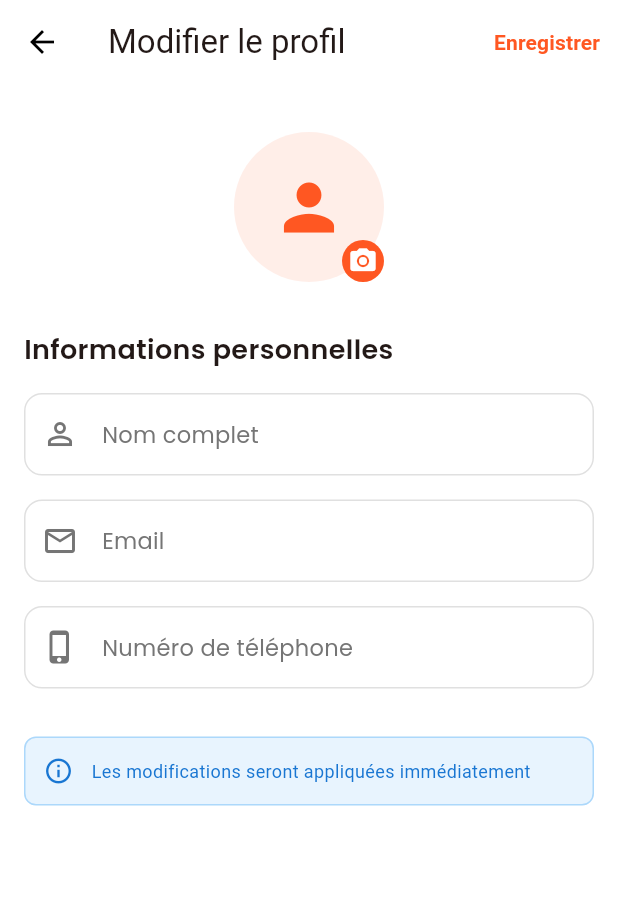
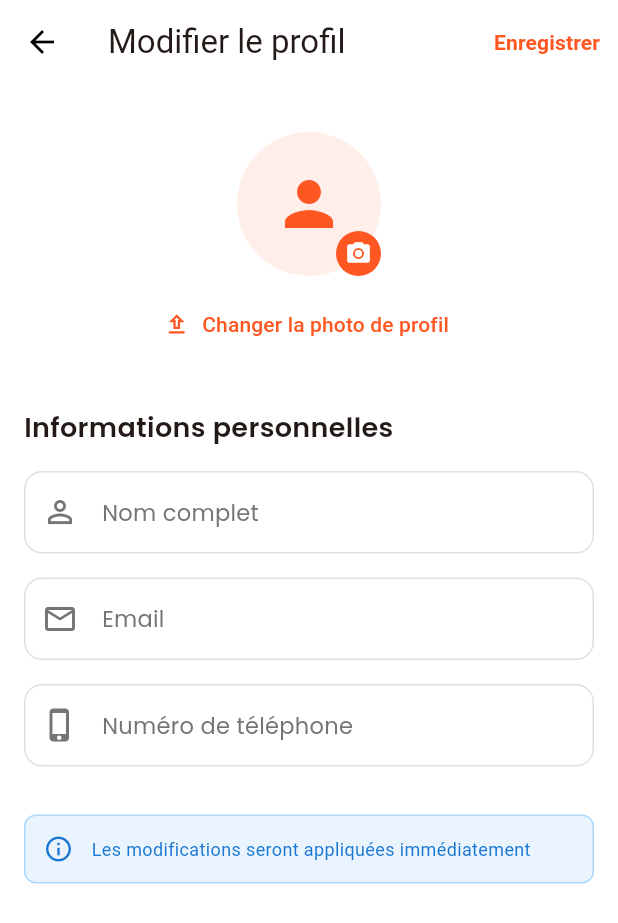
Before and after one commit to villeg300/smart_shop, a Flutter app: the EditProfileScreen screen opened directly, on a phone screen of 412 x 824 dp. Shown: the top 923 px of the screen. Run offline on Flutter 3.47's test engine with Material 3 defaults, Android fonts, the phone set to English and light mode, and no system bars; our stand-ins replace get, get_storage, google_fonts, image_picker, share_plus; accounts and stored records are empty; network calls fail.

Commit message:
feat: add reusable avatar upload in signup and profile edit

```diff
--- a/lib/controllers/auth_controller.dart
+++ b/lib/controllers/auth_controller.dart
@@ -56,6 +56,7 @@ class AuthController extends GetxController {
     required String fullName,
     required String email,
     required String password,
+    String? avatarPath,
   }) async {
     try {
       _isLoading.value = true;
@@ -65,6 +66,7 @@ class AuthController extends GetxController {
         fullName: fullName,
         email: email,
         password: password,
+        avatarPath: avatarPath,
       );
 
       _currentUser.value = loginResponse.user;
@@ -146,6 +148,7 @@ class AuthController extends GetxController {
     String? fullName,
     String? email,
     String? phoneNumber,
+    String? avatarPath,
   }) async {
     try {
       _isLoading.value = true;
@@ -154,6 +157,7 @@ class AuthController extends GetxController {
         fullName: fullName,
         email: email,
         phoneNumber: phoneNumber,
+        avatarPath: avatarPath,
       );
 
       _currentUser.value = updatedUser;
--- a/lib/view/edit_profile_screen.dart
+++ b/lib/view/edit_profile_screen.dart
@@ -3,6 +3,7 @@ import 'package:get/get.dart';
 import 'package:smart_shop/controllers/auth_controller.dart';
 import 'package:smart_shop/utils/app_responsive.dart';
 import 'package:smart_shop/utils/app_textstyles.dart';
+import 'package:smart_shop/view/widgets/avatar_upload_field.dart';
 import 'package:smart_shop/view/widgets/costom_textfield.dart';
 
 class EditProfileScreen extends StatefulWidget {
@@ -20,6 +21,9 @@ class _EditProfileScreenState extends State<EditProfileScreen> {
   late final TextEditingController _emailController;
   late final TextEditingController _phoneController;
 
+  String? _avatarPath;
+  String? _avatarUrl;
+
   @override
   void initState() {
     super.initState();
@@ -27,6 +31,7 @@ class _EditProfileScreenState extends State<EditProfileScreen> {
     _fullNameController = TextEditingController(text: user?.fullName ?? '');
     _emailController = TextEditingController(text: user?.email ?? '');
     _phoneController = TextEditingController(text: user?.phoneNumber ?? '');
+    _avatarUrl = user?.avatar;
   }
 
   @override
@@ -44,6 +49,7 @@ class _EditProfileScreenState extends State<EditProfileScreen> {
       fullName: _fullNameController.text.trim(),
       email: _emailController.text.trim(),
       phoneNumber: _phoneController.text.trim(),
+      avatarPath: _avatarPath,
     );
 
     if (success) {
@@ -92,38 +98,17 @@ class _EditProfileScreenState extends State<EditProfileScreen> {
                   children: [
                     SizedBox(height: spacing),
 
-                    // Avatar (pour plus tard)
                     Center(
-                      child: Stack(
-                        children: [
-                          CircleAvatar(
-                            radius: 50,
-                            backgroundColor: Theme.of(
-                              context,
-                            ).primaryColor.withOpacity(0.1),
-                            child: Icon(
-                              Icons.person,
-                              size: 50,
-                              color: Theme.of(context).primaryColor,
-                            ),
-                          ),
-                          Positioned(
-                            bottom: 0,
-                            right: 0,
-                            child: Container(
-                              padding: const EdgeInsets.all(4),
-                              decoration: BoxDecoration(
-                                color: Theme.of(context).primaryColor,
-                                shape: BoxShape.circle,
-                              ),
-                              child: const Icon(
-                                Icons.camera_alt,
-                                color: Colors.white,
-                                size: 20,
-                              ),
-                            ),
-                          ),
-                        ],
+                      child: AvatarUploadField(
+                        imagePath: _avatarPath,
+                        imageUrl: _avatarUrl,
+                        label: 'Changer la photo de profil',
+                        enabled: !_authController.isLoading,
+                        onImageSelected: (path) {
+                          setState(() {
+                            _avatarPath = path;
+                          });
+                        },
                       ),
                     ),
 
@@ -189,9 +174,11 @@ class _EditProfileScreenState extends State<EditProfileScreen> {
                     Container(
                       padding: const EdgeInsets.all(12),
                       decoration: BoxDecoration(
-                        color: Colors.blue.withOpacity(0.1),
+                        color: Colors.blue.withValues(alpha: 0.1),
                         borderRadius: BorderRadius.circular(8),
-                        border: Border.all(color: Colors.blue.withOpacity(0.3)),
+                        border: Border.all(
+                          color: Colors.blue.withValues(alpha: 0.3),
+                        ),
                       ),
                       child: Row(
                         children: [
--- /dev/null
+++ b/lib/view/widgets/avatar_upload_field.dart
@@ -0,0 +1,133 @@
+import 'dart:io';
+
+import 'package:flutter/material.dart';
+import 'package:image_picker/image_picker.dart';
+
+class AvatarUploadField extends StatelessWidget {
+  const AvatarUploadField({
+    super.key,
+    required this.onImageSelected,
+    this.imagePath,
+    this.imageUrl,
+    this.enabled = true,
+    this.radius = 48,
+    this.label = 'Ajouter une photo de profil',
+  });
+
+  final String? imagePath;
+  final String? imageUrl;
+  final bool enabled;
+  final double radius;
+  final String label;
+  final ValueChanged<String?> onImageSelected;
+
+  Future<void> _openPicker(BuildContext context) async {
+    final action = await showModalBottomSheet<_AvatarSourceAction>(
+      context: context,
+      builder: (context) {
+        return SafeArea(
+          child: Column(
+            mainAxisSize: MainAxisSize.min,
+            children: [
+              ListTile(
+                leading: const Icon(Icons.photo_library_outlined),
+                title: const Text('Choisir depuis la galerie'),
+                onTap: () {
+                  Navigator.of(context).pop(_AvatarSourceAction.gallery);
+                },
+              ),
+              ListTile(
+                leading: const Icon(Icons.photo_camera_outlined),
+                title: const Text('Prendre une photo'),
+                onTap: () {
+                  Navigator.of(context).pop(_AvatarSourceAction.camera);
+                },
+              ),
+            ],
+          ),
+        );
+      },
+    );
+
+    if (action == null) return;
+
+    final source = action == _AvatarSourceAction.camera
+        ? ImageSource.camera
+        : ImageSource.gallery;
+
+    final picker = ImagePicker();
+    final file = await picker.pickImage(
+      source: source,
+      imageQuality: 82,
+      maxWidth: 1400,
+    );
+
+    if (file != null) {
+      onImageSelected(file.path);
+    }
+  }
+
+  @override
+  Widget build(BuildContext context) {
+    final hasLocalImage = imagePath != null && imagePath!.trim().isNotEmpty;
+    final hasRemoteImage = imageUrl != null && imageUrl!.trim().isNotEmpty;
+
+    ImageProvider? imageProvider;
+    if (hasLocalImage) {
+      imageProvider = FileImage(File(imagePath!));
+    } else if (hasRemoteImage) {
+      imageProvider = NetworkImage(imageUrl!);
+    }
+
+    return Column(
+      children: [
+        InkWell(
+          borderRadius: BorderRadius.circular(radius + 8),
+          onTap: enabled ? () => _openPicker(context) : null,
+          child: Stack(
+            children: [
+              CircleAvatar(
+                radius: radius,
+                backgroundColor: Theme.of(
+                  context,
+                ).primaryColor.withValues(alpha: 0.1),
+                backgroundImage: imageProvider,
+                child: imageProvider == null
+                    ? Icon(
+                        Icons.person,
+                        size: radius,
+                        color: Theme.of(context).primaryColor,
+                      )
+                    : null,
+              ),
+              Positioned(
+                bottom: 0,
+                right: 0,
+                child: Container(
+                  padding: const EdgeInsets.all(6),
+                  decoration: BoxDecoration(
+                    shape: BoxShape.circle,
+                    color: Theme.of(context).primaryColor,
+                  ),
+                  child: const Icon(
+                    Icons.camera_alt,
+                    size: 18,
+                    color: Colors.white,
+                  ),
+                ),
+              ),
+            ],
+          ),
+        ),
+        const SizedBox(height: 8),
+        TextButton.icon(
+          onPressed: enabled ? () => _openPicker(context) : null,
+          icon: const Icon(Icons.upload_outlined, size: 18),
+          label: Text(label),
+        ),
+      ],
+    );
+  }
+}
+
+enum _AvatarSourceAction { gallery, camera }
--- a/pubspec.yaml
+++ b/pubspec.yaml
@@ -39,6 +39,7 @@ dependencies:
   get_storage: ^2.1.1
   share_plus: ^12.0.1
   http: ^1.2.2
+  image_picker: ^1.1.2
 
 
 dev_dependencies:
```
Also changed, not shown: lib/services/api_client.dart (+37 -1 lines), lib/services/auth_service.dart (+28 -5 lines), lib/view/signup_screen.dart (+19 -1 lines), pubspec.lock, 5 other files.
